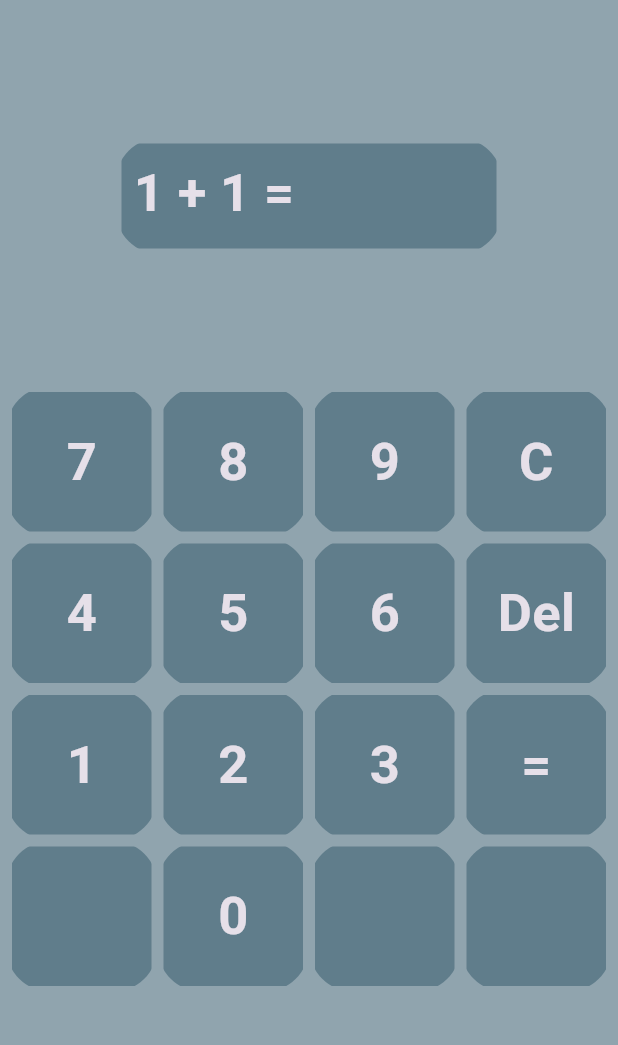
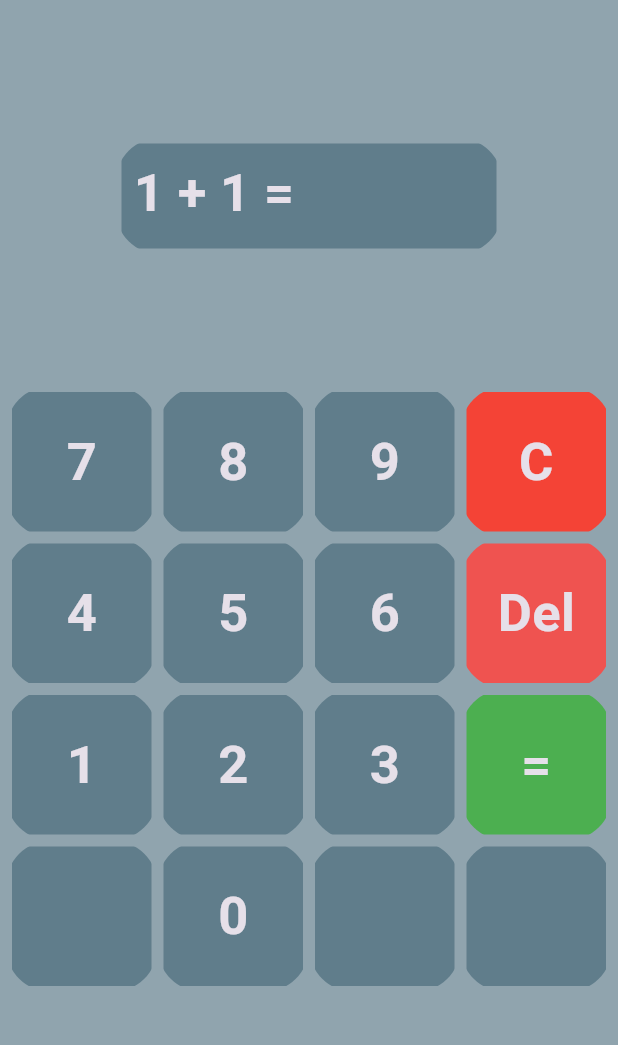
Before and after one commit to mr-schway/fun-with-math, a Flutter app: the screen it shows after launch, on a phone screen of 412 x 824 dp, the part 84-1129 px from its top. Run offline on Flutter 3.47's test engine with Material 3 defaults, Android fonts, the phone set to English and light mode, and no system bars.

Commit message:
Add functionality to buttons

```diff
--- a/lib/home_page.dart
+++ b/lib/home_page.dart
@@ -1,37 +1,16 @@
-import 'package:flutter/cupertino.dart';
 import 'package:flutter/material.dart';
-import 'package:flutter/widgets.dart';
+import 'package:fun_with_math/button_data.dart';
 import 'package:fun_with_math/consttants.dart';
+import 'package:fun_with_math/utils/custom_button.dart';
+import 'package:provider/provider.dart';
 
-class HomePage extends StatefulWidget {
+class HomePage extends StatelessWidget {
   const HomePage({super.key});
 
   @override
-  State<HomePage> createState() => _HomePageState();
-}
-
-class _HomePageState extends State<HomePage> {
-  List<String> buttonTexts = [
-    '7',
-    '8',
-    '9',
-    'C',
-    '4',
-    '5',
-    '6',
-    'Del',
-    '1',
-    '2',
-    '3',
-    '=',
-    '',
-    '0',
-    '',
-    '',
-  ];
-
-  @override
   Widget build(BuildContext context) {
+    return Consumer<ButtonData>(
+      builder: (context, buttonData, child) {
         return Scaffold(
           backgroundColor: Theme.of(context).scaffoldBackgroundColor,
           appBar: AppBar(
@@ -60,8 +39,8 @@ class _HomePageState extends State<HomePage> {
                           height: 70,
                           padding: const EdgeInsets.all(8),
                           margin: const EdgeInsets.all(4),
-                      child: const Text(
-                        '1 + 1 = ',
+                          child: Text(
+                            '${buttonData.numberA} + ${buttonData.numberB} = ${buttonData.userInput}',
                             style: kTextStyle,
                           ),
                         ),
@@ -73,27 +52,22 @@ class _HomePageState extends State<HomePage> {
                   flex: 2,
                   child: GridView.builder(
                     physics: const NeverScrollableScrollPhysics(),
-                itemCount: buttonTexts.length,
-                gridDelegate: const SliverGridDelegateWithFixedCrossAxisCount(
+                    itemCount: buttonData.buttonTexts.length,
+                    gridDelegate:
+                        const SliverGridDelegateWithFixedCrossAxisCount(
                             crossAxisCount: 4),
-                itemBuilder: (context, index) => ClipRRect(
-                  borderRadius: BorderRadius.circular(30),
-                  child: Container(
-                    margin: const EdgeInsets.all(4),
-                    color: Theme.of(context).primaryColor,
-                    child: Center(
-                      child: Text(
-                        buttonTexts[index],
-                        style: kTextStyle,
-                      ),
-                    ),
-                  ),
-                ),
+                    itemBuilder: (context, index) {
+                      return CustomButton(
+                        index: index,
+                      );
+                    },
                   ),
                 ),
               ],
             ),
           ),
         );
+      },
+    );
   }
 }
--- a/lib/main.dart
+++ b/lib/main.dart
@@ -1,5 +1,7 @@
 import 'package:flutter/material.dart';
+import 'package:fun_with_math/button_data.dart';
 import 'package:fun_with_math/home_page.dart';
+import 'package:provider/provider.dart';
 
 void main() {
   runApp(const MyApp());
@@ -10,12 +12,15 @@ class MyApp extends StatelessWidget {
 
   @override
   Widget build(BuildContext context) {
-    return MaterialApp(
-      theme: ThemeData.dark().copyWith(
-        primaryColor: Colors.blueGrey,
-        scaffoldBackgroundColor: Colors.blueGrey[300],
+    return ChangeNotifierProvider(
+      create: (context) => ButtonData(),
+      child: MaterialApp(
+        theme: ThemeData.dark().copyWith(
+          primaryColor: Colors.blueGrey,
+          scaffoldBackgroundColor: Colors.blueGrey[300],
+        ),
+        home: const HomePage(),
       ),
-      home: const HomePage(),
     );
   }
 }
--- /dev/null
+++ b/lib/utils/custom_button.dart
@@ -0,0 +1,36 @@
+import 'package:flutter/material.dart';
+import 'package:fun_with_math/button_data.dart';
+import 'package:fun_with_math/consttants.dart';
+import 'package:provider/provider.dart';
+
+class CustomButton extends StatelessWidget {
+  final int index;
+  const CustomButton({super.key, required this.index});
+
+  @override
+  Widget build(BuildContext context) {
+    return Consumer<ButtonData>(
+      builder: (context, buttonData, child) {
+        buttonData.getButtonColor(buttonData.buttonTexts[index]);
+        return GestureDetector(
+          onTap: () {
+            buttonData.onTap(buttonData.buttonTexts[index], context);
+          },
+          child: ClipRRect(
+            borderRadius: BorderRadius.circular(30),
+            child: Container(
+              margin: const EdgeInsets.all(4),
+              color: buttonData.buttonColor,
+              child: Center(
+                child: Text(
+                  buttonData.buttonTexts[index],
+                  style: kTextStyle,
+                ),
+              ),
+            ),
+          ),
+        );
+      },
+    );
+  }
+}
--- a/pubspec.yaml
+++ b/pubspec.yaml
@@ -35,6 +35,7 @@ dependencies:
   # The following adds the Cupertino Icons font to your application.
   # Use with the CupertinoIcons class for iOS style icons.
   cupertino_icons: ^1.0.6
+  provider: ^6.1.2
 
 dev_dependencies:
   flutter_test:
```
Also changed, not shown: lib/button_data.dart (added, +116 -0 lines), pubspec.lock. Lines whose indentation alone changed are shown as unchanged.
